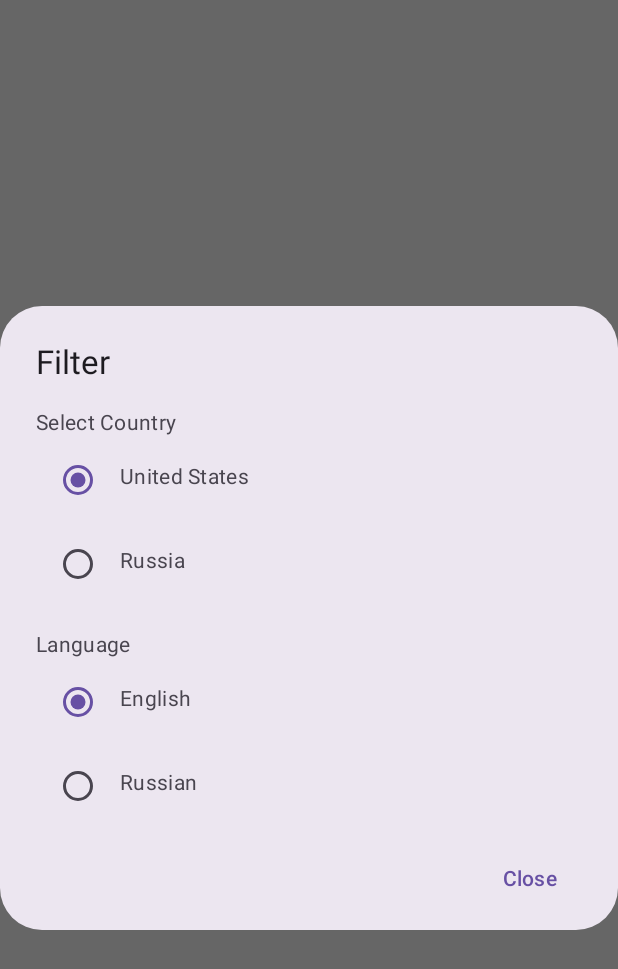
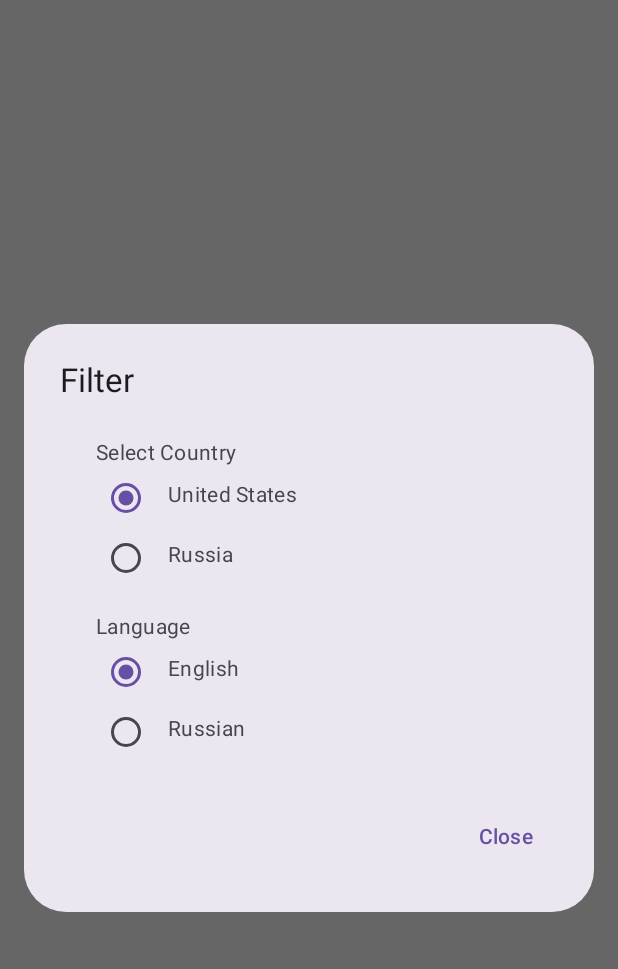
Before and after one commit to agolyud/YouTube, an Android app built with Jetpack Compose: the @Preview function PreviewFilterDialog, on a phone screen of 412 x 824 dp. Shown: the top 969 px of the screen. Run offline under Robolectric (Android 15) with nearby library versions, the phone set to English and light mode, and no system bars; network calls fail.

Commit message:
fix FilterDialog

```diff
--- a/app/src/main/java/app/youtube/sun/ui/filter/FilterDialog.kt
+++ b/app/src/main/java/app/youtube/sun/ui/filter/FilterDialog.kt
@@ -46,10 +46,18 @@ fun FilterDialog(
     AlertDialog(
         onDismissRequest = onDismiss,
         title = {
-            Text(text = stringResource(id = R.string.filter), style = MaterialTheme.typography.titleLarge)
+            Text(
+                text = stringResource(id = R.string.filter),
+                style = MaterialTheme.typography.titleLarge,
+                modifier = Modifier.padding(bottom = 8.dp)
+            )
         },
         text = {
-            Column(Modifier.verticalScroll(rememberScrollState())) {
+            Column(
+                Modifier
+                    .verticalScroll(rememberScrollState())
+                    .padding(horizontal = 24.dp)
+            ) {
                 Text(stringResource(id = R.string.select_country))
                 Column(Modifier.selectableGroup()) {
                     countries.forEach { (countryName, countryCode) ->
@@ -64,7 +72,7 @@ fun FilterDialog(
                                         }
                                     }
                                 )
-                                .padding(16.dp)
+                                .padding(8.dp)
                         ) {
                             RadioButton(
                                 selected = selectedCountry == countryCode,
@@ -92,7 +100,7 @@ fun FilterDialog(
                                         }
                                     }
                                 )
-                                .padding(16.dp)
+                                .padding(8.dp)
                         ) {
                             RadioButton(
                                 selected = selectedLanguage == languageCode,
@@ -111,12 +119,17 @@ fun FilterDialog(
             Text(
                 text = stringResource(id = R.string.close),
                 modifier = Modifier
-                    .padding(horizontal = 16.dp)
+                    .padding(16.dp)
                     .clickable { onDismiss() },
                 color = MaterialTheme.colorScheme.primary
             )
         },
-        properties = DialogProperties(usePlatformDefaultWidth = false)
+        properties = DialogProperties(
+            usePlatformDefaultWidth = false,
+            dismissOnBackPress = true,
+            dismissOnClickOutside = true
+        ),
+        modifier = Modifier.padding(16.dp)
     )
 }
 
```
